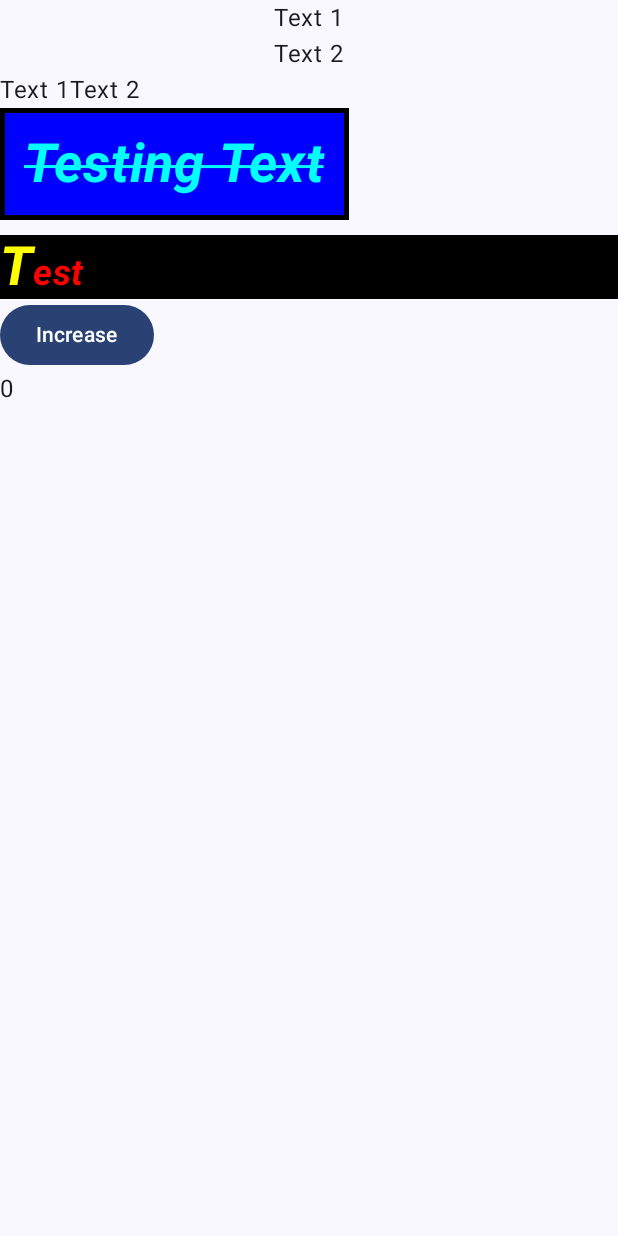
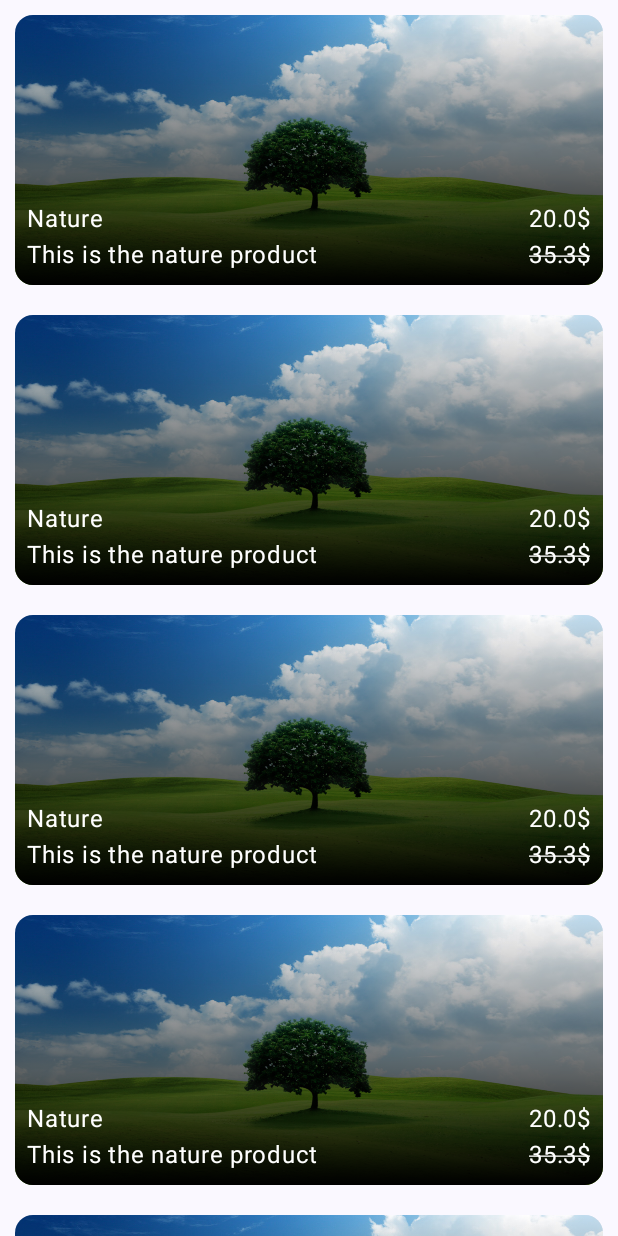
Before and after one commit to ShahramJavadi/Jetpack-Compose-, an Android app built with Jetpack Compose: the screen it shows after launch (MainActivity), on a phone screen of 412 x 824 dp. Run offline under Robolectric (Android 15) with nearby library versions, the phone set to English and light mode, and no system bars.

Commit message:
working with scrollable column,Image,Box and Card

```diff
--- a/app/src/main/java/com/example/jetpackcompose/MainActivity.kt
+++ b/app/src/main/java/com/example/jetpackcompose/MainActivity.kt
@@ -5,10 +5,12 @@ import android.util.Log
 import androidx.activity.ComponentActivity
 import androidx.activity.compose.setContent
 import androidx.activity.enableEdgeToEdge
+import androidx.compose.foundation.Image
 import androidx.compose.foundation.background
 import androidx.compose.foundation.border
 import androidx.compose.foundation.clickable
 import androidx.compose.foundation.layout.Arrangement
+import androidx.compose.foundation.layout.Box
 import androidx.compose.foundation.layout.Column
 import androidx.compose.foundation.layout.Row
 import androidx.compose.foundation.layout.Spacer
@@ -17,8 +19,14 @@ import androidx.compose.foundation.layout.fillMaxSize
 import androidx.compose.foundation.layout.fillMaxWidth
 import androidx.compose.foundation.layout.height
 import androidx.compose.foundation.layout.padding
+import androidx.compose.foundation.rememberScrollState
+import androidx.compose.foundation.shape.RoundedCornerShape
+import androidx.compose.foundation.verticalScroll
 import androidx.compose.material3.Button
+import androidx.compose.material3.Card
+import androidx.compose.material3.CardElevation
 import androidx.compose.material3.Scaffold
+import androidx.compose.material3.Surface
 import androidx.compose.material3.Text
 import androidx.compose.runtime.Composable
 import androidx.compose.runtime.getValue
@@ -27,7 +35,11 @@ import androidx.compose.runtime.remember
 import androidx.compose.runtime.setValue
 import androidx.compose.ui.Alignment
 import androidx.compose.ui.Modifier
+import androidx.compose.ui.graphics.Brush
 import androidx.compose.ui.graphics.Color
+import androidx.compose.ui.graphics.painter.Painter
+import androidx.compose.ui.layout.ContentScale
+import androidx.compose.ui.res.painterResource
 import androidx.compose.ui.text.SpanStyle
 import androidx.compose.ui.text.buildAnnotatedString
 import androidx.compose.ui.text.font.FontStyle
@@ -56,20 +68,129 @@ class MainActivity : ComponentActivity() {
 @Composable
 fun InitUi() {
 
-    Scaffold(modifier = Modifier.fillMaxSize()) { innerPadding ->
-        Column {
-            CreateColumn(
-                name = "Android",
-                modifier = Modifier.padding(innerPadding)
+    Surface(modifier = Modifier.fillMaxSize()) { ->
+        Column(modifier = Modifier.verticalScroll(rememberScrollState())) {
+
+            CreateListItem(
+                painter = painterResource(id = R.drawable.nature),
+                title = "Nature",
+                description = "This is the nature product",
+                price = "35.3$",
+                discountedPrice = "20.0$"
             )
-            CreateRow()
-            CreateText()
-            Spacer(modifier = Modifier.height(10.dp))
-            CreateSpannableText()
-            CreateCounterButton()
+            CreateListItem(
+                painter = painterResource(id = R.drawable.nature),
+                title = "Nature",
+                description = "This is the nature product",
+                price = "35.3$",
+                discountedPrice = "20.0$"
+            )
+            CreateListItem(
+                painter = painterResource(id = R.drawable.nature),
+                title = "Nature",
+                description = "This is the nature product",
+                price = "35.3$",
+                discountedPrice = "20.0$"
+            )
+            CreateListItem(
+                painter = painterResource(id = R.drawable.nature),
+                title = "Nature",
+                description = "This is the nature product",
+                price = "35.3$",
+                discountedPrice = "20.0$"
+            )
+            CreateListItem(
+                painter = painterResource(id = R.drawable.nature),
+                title = "Nature",
+                description = "This is the nature product",
+                price = "35.3$",
+                discountedPrice = "20.0$"
+            )
+            CreateListItem(
+                painter = painterResource(id = R.drawable.nature),
+                title = "Nature",
+                description = "This is the nature product",
+                price = "35.3$",
+                discountedPrice = "20.0$"
+            )
+            CreateListItem(
+                painter = painterResource(id = R.drawable.nature),
+                title = "Nature",
+                description = "This is the nature product",
+                price = "35.3$",
+                discountedPrice = "20.0$"
+            )
+//            CreateColumn(
+//                name = "Android",
+//                modifier = Modifier.padding(innerPadding)
+//            )
+//            CreateRow()
+//            CreateText()
+//            Spacer(modifier = Modifier.height(10.dp))
+//            CreateSpannableText()
+//            CreateCounterButton()
         }
 
     }
+
+}
+
+@Composable
+fun CreateListItem(
+    painter: Painter,
+    title: String,
+    description: String,
+    price: String,
+    discountedPrice: String
+) {
+
+
+    Card(
+        modifier = Modifier
+            .fillMaxWidth()
+            .height(200.dp)
+            .padding(10.dp),
+        shape = RoundedCornerShape(12.dp),
+    ) {
+        Box {
+            Image(
+                painter = painter,
+                contentDescription = null,
+                contentScale = ContentScale.FillBounds
+            )
+            Box(
+                modifier = Modifier
+                    .fillMaxSize()
+                    .background(
+
+                        Brush.verticalGradient(colors = listOf(Color.Transparent, Color.Black))
+
+                    ),
+            ) {}
+
+            Box(modifier = Modifier.fillMaxSize().padding(8.dp), contentAlignment = Alignment.BottomCenter){
+                Column {
+                    Row(modifier = Modifier.fillMaxWidth(),
+                        horizontalArrangement = Arrangement.SpaceBetween) {
+
+                        Text(text = title, color = Color.White)
+                        Text(text = discountedPrice, color = Color.White)
+
+                    }
+
+                    Row(modifier = Modifier.fillMaxWidth(),
+                        horizontalArrangement = Arrangement.SpaceBetween) {
+                        Text(text = description, color = Color.White)
+                        Text(text = price , color = Color.White, textDecoration = TextDecoration.LineThrough)
+                    }
+                }
+            }
+
+        }
+
+
+    }
+
 
 }
 
@@ -96,10 +217,11 @@ fun CreateColumn(name: String, modifier: Modifier = Modifier) {
 }
 
 var counterState = mutableStateOf(0)
+
 @Composable
-fun CreateCounterButton(){
+fun CreateCounterButton() {
 
-    var counter  by  remember {
+    var counter by remember {
         counterState
     }
     Column {
@@ -115,9 +237,8 @@ fun CreateCounterButton(){
     }
 
 
+}
 
-
-}
 @Composable
 fun CreateText() {
 
@@ -153,18 +274,22 @@ fun CreateSpannableText() {
         fontWeight = FontWeight.Bold,
         fontStyle = FontStyle.Italic,
         text = buildAnnotatedString {
-            withStyle(style = SpanStyle(
+            withStyle(
+                style = SpanStyle(
                     color = Color.Yellow,
                     fontSize = 36.sp,
                     fontWeight = FontWeight.Bold
-            )){
+                )
+            ) {
                 append("T")
             }
-            withStyle(style = SpanStyle(
+            withStyle(
+                style = SpanStyle(
                     color = Color.Red,
                     fontSize = 24.sp,
                     fontWeight = FontWeight.Bold
-            )){
+                )
+            ) {
                 append("est")
             }
         },
```
Also changed, not shown: app/src/main/res/drawable/nature.jpg (added). Lines whose indentation alone changed are shown as unchanged.
